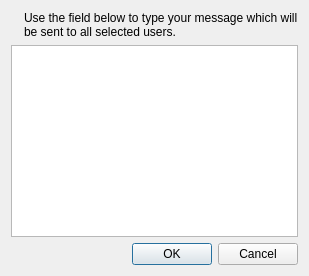
Before: the Qt Designer form plugins/textmessage/TextMessageDialog.ui in veyon/veyon, drawn with Qt 5.
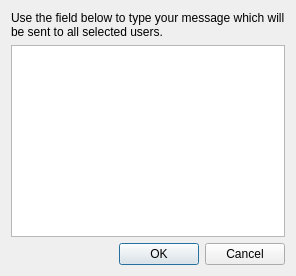
After: the same form once the commit is applied. Icons and pictures are not drawn.

Commit message: PasswordDialog, RunProgramDialog, TextMessageDialog: tweak UI

Patch:
```diff
--- a/plugins/textmessage/TextMessageDialog.ui
+++ b/plugins/textmessage/TextMessageDialog.ui
@@ -10,27 +10,8 @@
    <iconset resource="textmessage.qrc">
     <normaloff>:/textmessage/dialog-information.png</normaloff>:/textmessage/dialog-information.png</iconset>
   </property>
-  <layout class="QGridLayout" name="gridLayout">
-   <item row="0" column="0">
-    <widget class="QLabel" name="label">
-     <property name="maximumSize">
-      <size>
-       <width>64</width>
-       <height>64</height>
-      </size>
-     </property>
-     <property name="text">
-      <string/>
-     </property>
-     <property name="pixmap">
-      <pixmap resource="textmessage.qrc">:/textmessage/dialog-information.png</pixmap>
-     </property>
-     <property name="scaledContents">
-      <bool>true</bool>
-     </property>
-    </widget>
-   </item>
-   <item row="0" column="1">
+  <layout class="QVBoxLayout" name="verticalLayout">
+   <item>
     <widget class="QLabel" name="label_3">
      <property name="text">
       <string>Use the field below to type your message which will be sent to all selected users.</string>
@@ -40,10 +21,10 @@
      </property>
     </widget>
    </item>
-   <item row="1" column="0" colspan="2">
+   <item>
     <widget class="QTextEdit" name="textEdit"/>
    </item>
-   <item row="2" column="0" colspan="2">
+   <item>
     <widget class="QDialogButtonBox" name="buttonBox">
      <property name="standardButtons">
       <set>QDialogButtonBox::Cancel|QDialogButtonBox::Ok</set>
```
The commit also changes 4 other files.
